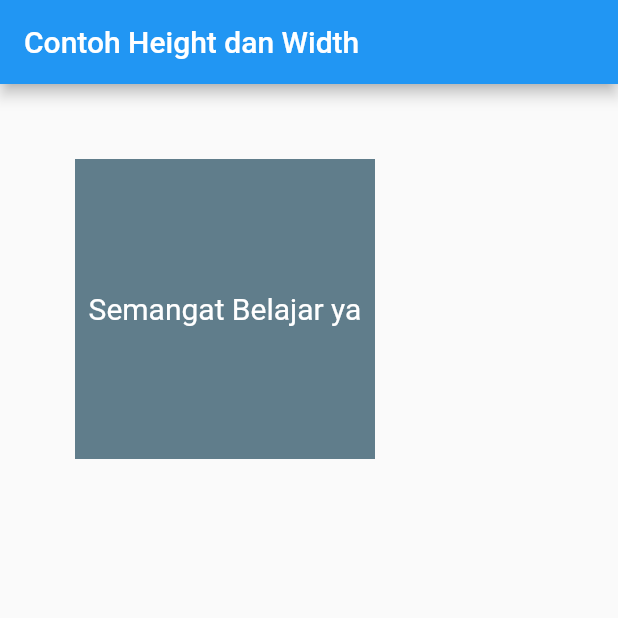
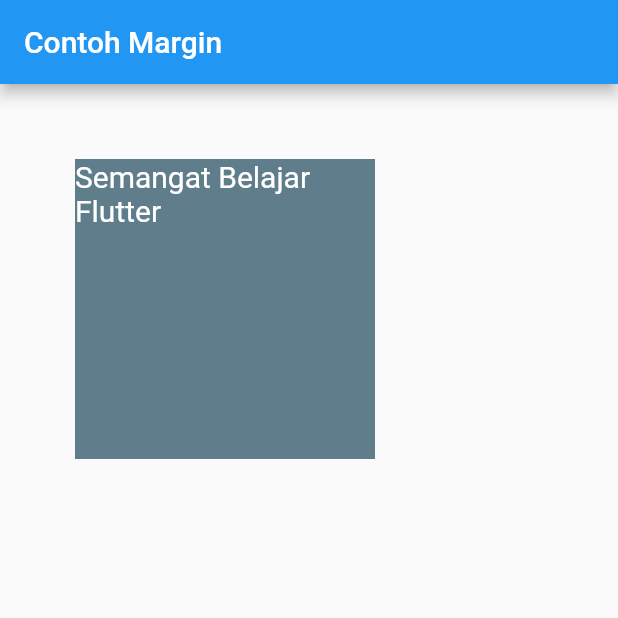
Before and after one commit to almirars/jobsheet2, a Flutter app: the screen it shows after launch, on a phone screen of 412 x 824 dp, the top half of it. Run offline on Flutter 3.47's test engine with Material 2 defaults, Android fonts, the phone set to English and light mode, and no system bars.

Commit message:
coba margin

```diff
--- a/lib/main.dart
+++ b/lib/main.dart
@@ -8,15 +8,15 @@ class MyApp extends StatelessWidget {
   Widget build(BuildContext context) {
     return MaterialApp(
       home: Scaffold(
-          appBar: AppBar(title: Text("Contoh Height dan Width")),
+          appBar: AppBar(title: Text("Contoh Margin")),
           body: Container(
               margin: EdgeInsets.all(50),
               height: 200,
               width: 200,
-              alignment: Alignment.center,
+              alignment: Alignment.topLeft,
               color: Colors.blueGrey,
               child: Text(
-                'Semangat Belajar ya',
+                'Semangat Belajar Flutter',
                 style: TextStyle(fontSize: 20, color: Colors.white),
               ))),
     );
```
